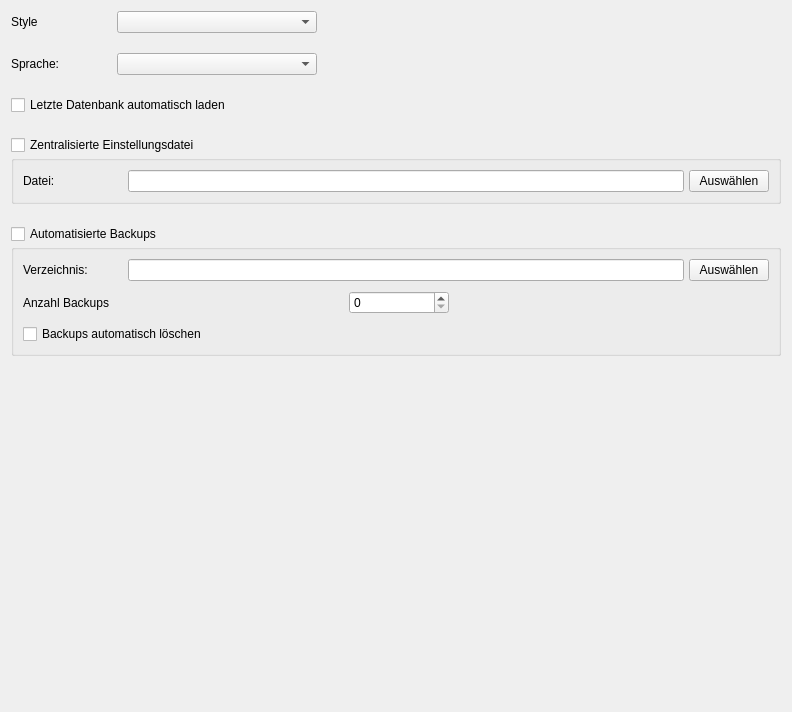
Old version of the form ui/qmgeneralsettingswidget.ui in the repository Christian-Kr/QualificationMatrix.
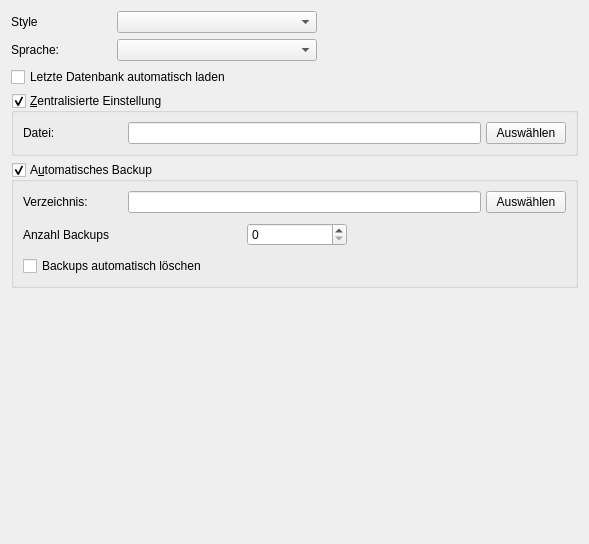
New version of the form.

Commit message: Redesign setting checkboxes

The edit to the form file:
```diff
--- a/ui/qmgeneralsettingswidget.ui
+++ b/ui/qmgeneralsettingswidget.ui
@@ -6,43 +6,171 @@
    <rect>
     <x>0</x>
     <y>0</y>
-    <width>792</width>
-    <height>712</height>
+    <width>589</width>
+    <height>544</height>
    </rect>
   </property>
   <property name="windowTitle">
    <string>Form</string>
   </property>
-  <layout class="QGridLayout" name="gridLayout_2">
-   <property name="horizontalSpacing">
-    <number>-1</number>
-   </property>
-   <property name="verticalSpacing">
-    <number>20</number>
-   </property>
-   <item row="4" column="0" colspan="2">
+  <layout class="QVBoxLayout" name="verticalLayout">
+   <item>
+    <layout class="QHBoxLayout" name="horizontalLayout">
+     <item>
+      <widget class="QLabel" name="label_13">
+       <property name="sizePolicy">
+        <sizepolicy hsizetype="Preferred" vsizetype="Preferred">
+         <horstretch>0</horstretch>
+         <verstretch>0</verstretch>
+        </sizepolicy>
+       </property>
+       <property name="minimumSize">
+        <size>
+         <width>100</width>
+         <height>0</height>
+        </size>
+       </property>
+       <property name="text">
+        <string>Style</string>
+       </property>
+      </widget>
+     </item>
+     <item>
+      <widget class="QComboBox" name="cbStyle">
+       <property name="minimumSize">
+        <size>
+         <width>200</width>
+         <height>0</height>
+        </size>
+       </property>
+      </widget>
+     </item>
+     <item>
+      <spacer name="horizontalSpacer">
+       <property name="orientation">
+        <enum>Qt::Horizontal</enum>
+       </property>
+       <property name="sizeHint" stdset="0">
+        <size>
+         <width>451</width>
+         <height>20</height>
+        </size>
+       </property>
+      </spacer>
+     </item>
+    </layout>
+   </item>
+   <item>
+    <layout class="QHBoxLayout" name="horizontalLayout_2">
+     <item>
+      <widget class="QLabel" name="label_12">
+       <property name="sizePolicy">
+        <sizepolicy hsizetype="Preferred" vsizetype="Preferred">
+         <horstretch>0</horstretch>
+         <verstretch>0</verstretch>
+        </sizepolicy>
+       </property>
+       <property name="minimumSize">
+        <size>
+         <width>100</width>
+         <height>0</height>
+        </size>
+       </property>
+       <property name="text">
+        <string>Sprache:</string>
+       </property>
+      </widget>
+     </item>
+     <item>
+      <widget class="QComboBox" name="cbLanguage">
+       <property name="minimumSize">
+        <size>
+         <width>200</width>
+         <height>0</height>
+        </size>
+       </property>
+      </widget>
+     </item>
+     <item>
+      <spacer name="horizontalSpacer_3">
+       <property name="orientation">
+        <enum>Qt::Horizontal</enum>
+       </property>
+       <property name="sizeHint" stdset="0">
+        <size>
+         <width>15</width>
+         <height>20</height>
+        </size>
+       </property>
+      </spacer>
+     </item>
+    </layout>
+   </item>
+   <item>
     <widget class="QCheckBox" name="cbLoadLastDatabase">
      <property name="text">
       <string>Letzte Datenbank automatisch laden</string>
      </property>
     </widget>
    </item>
-   <item row="6" column="0" colspan="4">
-    <layout class="QVBoxLayout" name="verticalLayout_5">
+   <item>
+    <widget class="QGroupBox" name="gbCentralizedSettings">
+     <property name="title">
+      <string>&amp;Zentralisierte Einstellung</string>
+     </property>
+     <property name="checkable">
+      <bool>true</bool>
+     </property>
+     <layout class="QGridLayout" name="gridLayout_5">
+      <property name="verticalSpacing">
+       <number>10</number>
+      </property>
+      <item row="0" column="0">
+       <layout class="QHBoxLayout" name="horizontalLayout_5">
      <property name="spacing">
-      <number>0</number>
+         <number>5</number>
      </property>
      <item>
-      <widget class="QCheckBox" name="cbAutoBackup">
+         <widget class="QLabel" name="label_4">
+          <property name="sizePolicy">
+           <sizepolicy hsizetype="Preferred" vsizetype="Preferred">
+            <horstretch>0</horstretch>
+            <verstretch>0</verstretch>
+           </sizepolicy>
+          </property>
+          <property name="minimumSize">
+           <size>
+            <width>100</width>
+            <height>0</height>
+           </size>
+          </property>
        <property name="text">
-        <string>Automatisierte Backups</string>
-       </property>
+           <string>Datei:</string>
+          </property>
+         </widget>
+        </item>
+        <item>
+         <widget class="QLineEdit" name="leCentralizedSettingsFile"/>
+        </item>
+        <item>
+         <widget class="QPushButton" name="pbChooseCentralizedSettingsFile">
+          <property name="text">
+           <string>Auswählen</string>
+          </property>
+         </widget>
+        </item>
+       </layout>
+      </item>
+     </layout>
       </widget>
      </item>
      <item>
       <widget class="QGroupBox" name="gbAutoBackup">
+     <property name="title">
+      <string>A&amp;utomatisches Backup</string>
+     </property>
        <property name="checkable">
-        <bool>false</bool>
+      <bool>true</bool>
        </property>
        <layout class="QGridLayout" name="gridLayout">
         <property name="verticalSpacing">
@@ -150,155 +278,7 @@
        </layout>
       </widget>
      </item>
-    </layout>
-   </item>
-   <item row="2" column="0">
-    <widget class="QLabel" name="label_13">
-     <property name="sizePolicy">
-      <sizepolicy hsizetype="Preferred" vsizetype="Preferred">
-       <horstretch>0</horstretch>
-       <verstretch>0</verstretch>
-      </sizepolicy>
-     </property>
-     <property name="minimumSize">
-      <size>
-       <width>100</width>
-       <height>0</height>
-      </size>
-     </property>
-     <property name="text">
-      <string>Style</string>
-     </property>
-    </widget>
-   </item>
-   <item row="3" column="0">
-    <widget class="QLabel" name="label_12">
-     <property name="sizePolicy">
-      <sizepolicy hsizetype="Preferred" vsizetype="Preferred">
-       <horstretch>0</horstretch>
-       <verstretch>0</verstretch>
-      </sizepolicy>
-     </property>
-     <property name="minimumSize">
-      <size>
-       <width>100</width>
-       <height>0</height>
-      </size>
-     </property>
-     <property name="text">
-      <string>Sprache:</string>
-     </property>
-    </widget>
-   </item>
-   <item row="2" column="1">
-    <widget class="QComboBox" name="cbStyle">
-     <property name="minimumSize">
-      <size>
-       <width>200</width>
-       <height>0</height>
-      </size>
-     </property>
-    </widget>
-   </item>
-   <item row="3" column="1">
-    <widget class="QComboBox" name="cbLanguage">
-     <property name="minimumSize">
-      <size>
-       <width>200</width>
-       <height>0</height>
-      </size>
-     </property>
-    </widget>
-   </item>
-   <item row="5" column="0" colspan="4">
-    <layout class="QVBoxLayout" name="verticalLayout">
-     <property name="spacing">
-      <number>0</number>
-     </property>
      <item>
-      <widget class="QCheckBox" name="cbCentralizedSettings">
-       <property name="text">
-        <string>Zentralisierte Einstellungsdatei</string>
-       </property>
-      </widget>
-     </item>
-     <item>
-      <widget class="QGroupBox" name="gbCentralizedSettings">
-       <property name="checkable">
-        <bool>false</bool>
-       </property>
-       <layout class="QGridLayout" name="gridLayout_5">
-        <property name="verticalSpacing">
-         <number>10</number>
-        </property>
-        <item row="0" column="0">
-         <layout class="QHBoxLayout" name="horizontalLayout_5">
-          <property name="spacing">
-           <number>5</number>
-          </property>
-          <item>
-           <widget class="QLabel" name="label_4">
-            <property name="sizePolicy">
-             <sizepolicy hsizetype="Preferred" vsizetype="Preferred">
-              <horstretch>0</horstretch>
-              <verstretch>0</verstretch>
-             </sizepolicy>
-            </property>
-            <property name="minimumSize">
-             <size>
-              <width>100</width>
-              <height>0</height>
-             </size>
-            </property>
-            <property name="text">
-             <string>Datei:</string>
-            </property>
-           </widget>
-          </item>
-          <item>
-           <widget class="QLineEdit" name="leCentralizedSettingsFile"/>
-          </item>
-          <item>
-           <widget class="QPushButton" name="pbChooseCentralizedSettingsFile">
-            <property name="text">
-             <string>Auswählen</string>
-            </property>
-           </widget>
-          </item>
-         </layout>
-        </item>
-       </layout>
-      </widget>
-     </item>
-    </layout>
-   </item>
-   <item row="2" column="2">
-    <spacer name="horizontalSpacer">
-     <property name="orientation">
-      <enum>Qt::Horizontal</enum>
-     </property>
-     <property name="sizeHint" stdset="0">
-      <size>
-       <width>451</width>
-       <height>20</height>
-      </size>
-     </property>
-    </spacer>
-   </item>
-   <item row="3" column="2">
-    <spacer name="horizontalSpacer_3">
-     <property name="orientation">
-      <enum>Qt::Horizontal</enum>
-     </property>
-     <property name="sizeHint" stdset="0">
-      <size>
-       <width>15</width>
-       <height>20</height>
-      </size>
-     </property>
-    </spacer>
-   </item>
-   <item row="7" column="0" colspan="3">
     <spacer name="verticalSpacer">
      <property name="orientation">
       <enum>Qt::Vertical</enum>
```
Lines whose indentation alone changed are shown as unchanged. The commit also changes 4 other files.
